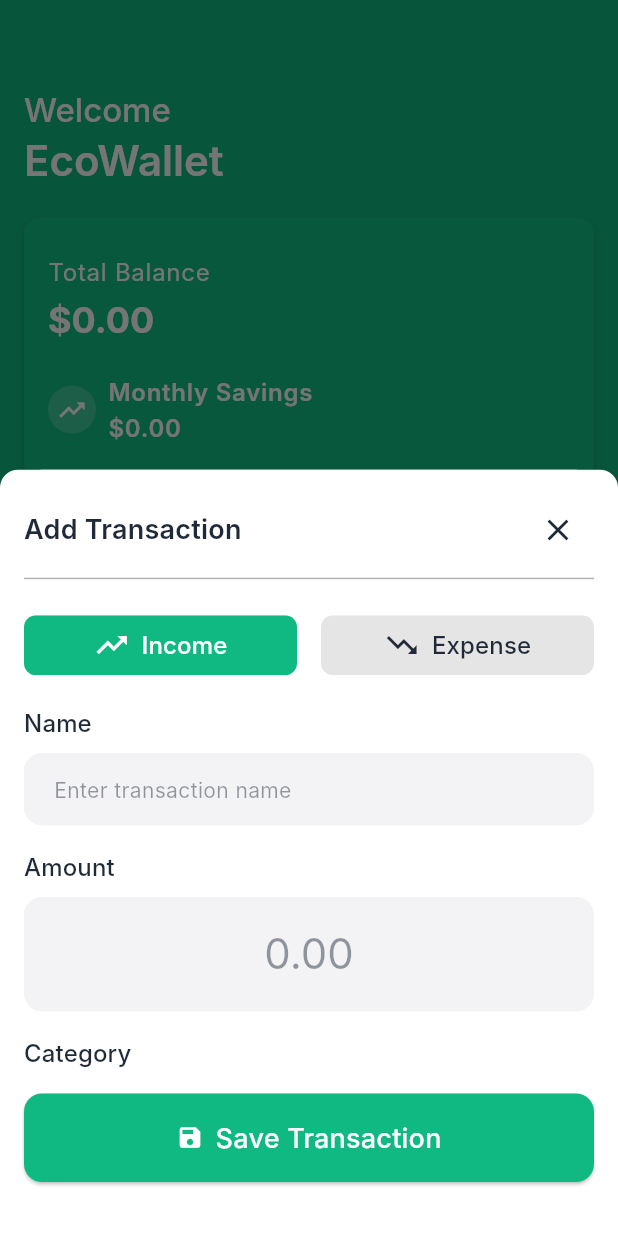
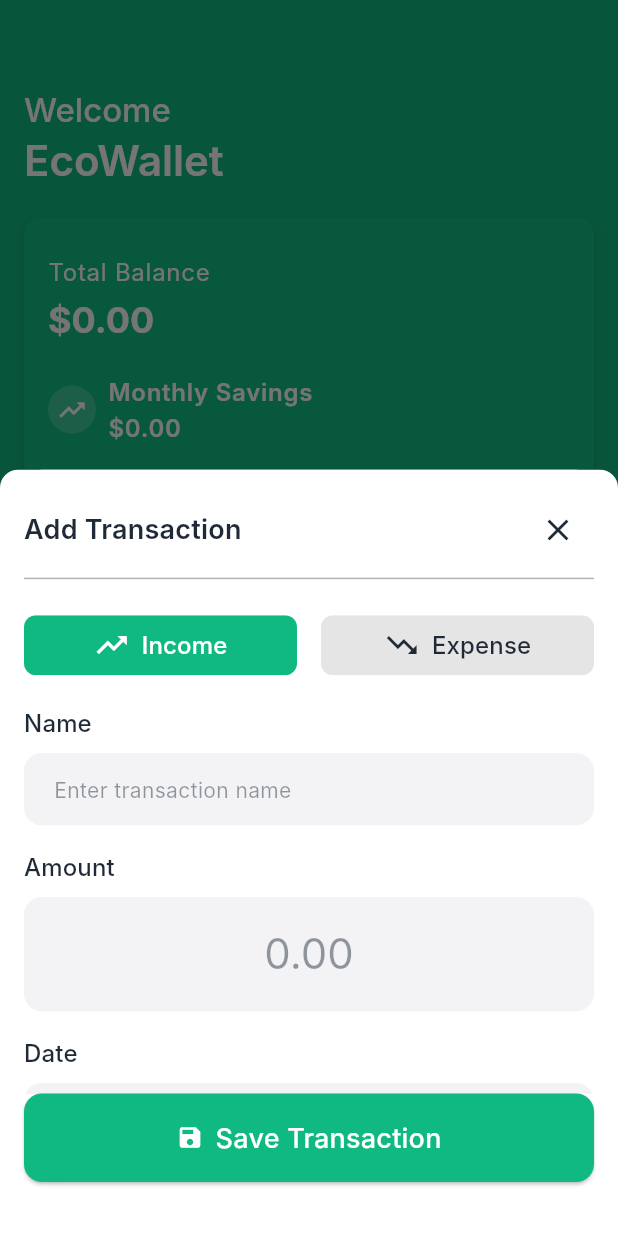
Before and after one commit to SimpleG20/EcoWallet-Mobile, a Flutter app: the screen it shows after launch, after a tap on "Income", on a phone screen of 412 x 824 dp. Run offline on Flutter 3.47's test engine with Material 3 defaults, Android fonts, the phone set to English and light mode, and no system bars; our stand-ins replace equatable, flutter_bloc, fpdart, get_it, sqflite; accounts and stored records are empty; Roboto replaces fonts that are missing (Inter).

Commit message:
Add transaction editing and improve transaction form UX
Implemented the ability to edit existing transactions by passing a transaction to edit into AddTransactionPage. Improved form initialization, currency formatting, and error handling. Updated localization files to add a category hint. Adjusted transaction card colors for better distinction between income and expense.

```diff
--- a/lib/features/wallet/presentation/pages/add_transaction_page.dart
+++ b/lib/features/wallet/presentation/pages/add_transaction_page.dart
@@ -1,3 +1,4 @@
+import 'package:eco_wallet/core/utils/app_formatters.dart';
 import 'package:uuid/uuid.dart';
 
 import 'package:flutter/material.dart';
@@ -10,9 +11,11 @@ import '../bloc/wallet_bloc.dart';
 import '../../../../l10n/app_localizations.dart';
 
 class AddTransactionPage extends StatefulWidget {
-  const AddTransactionPage({super.key, required this.transactionType});
+  const AddTransactionPage(
+      {super.key, required this.transactionType, this.transactionToEdit});
 
   final ETransactionType transactionType;
+  final Transaction? transactionToEdit;
 
   @override
   State<AddTransactionPage> createState() => _AddTransactionPageState();
@@ -26,12 +29,37 @@ class _AddTransactionPageState extends State<AddTransactionPage> {
   final _formKey = GlobalKey<FormState>();
   final _amountController = TextEditingController();
   final _nameController = TextEditingController();
-  final _categoryController = TextEditingController();
+
+  bool _isInitialized = false;
+  bool get isEditing => widget.transactionToEdit != null;
 
   @override
   void initState() {
     super.initState();
     _transactionType = widget.transactionType;
+  }
+
+  @override
+  void didChangeDependencies() {
+    super.didChangeDependencies();
+
+    if (!_isInitialized) {
+      if (isEditing) {
+        final transaction = widget.transactionToEdit!;
+
+        double value = transaction.amount + (transaction.cents / 100);
+        final loc = AppLocalizations.of(context)!;
+
+        _nameController.text = transaction.name;
+        _amountController.text = AppFormatters.formatCurrency(
+            value, loc.localeName); //, noSymbol: true);
+        _selectedDate = transaction.date;
+        _selectedTransactionCategory = transaction.category;
+        _transactionType = transaction.type;
+      }
+
+      _isInitialized = true;
+    }
   }
 
   @override
@@ -52,26 +80,7 @@ class _AddTransactionPageState extends State<AddTransactionPage> {
       padding: const EdgeInsets.all(16.0),
       child: Column(
         children: [
-          Row(
-            mainAxisAlignment: MainAxisAlignment.spaceBetween,
-            children: [
-              Text(
-                loc.addTransaction,
-                style: theme.textTheme.titleMedium
-                    ?.copyWith(fontWeight: FontWeight.w600),
-              ),
-              IconButton(
-                icon: const Icon(Icons.close),
-                onPressed: () => Navigator.of(context).pop(),
-              ),
-            ],
-          ),
-          const SizedBox(height: 8),
-          Container(
-            height: 1,
-            width: double.infinity,
-            color: theme.colorScheme.outlineVariant,
-          ),
+          _buildHeader(context),
           Expanded(
             child: SingleChildScrollView(
               child: Form(
@@ -87,19 +96,51 @@ class _AddTransactionPageState extends State<AddTransactionPage> {
                     const SizedBox(height: 16),
                     _buildAmountField(loc, theme),
                     const SizedBox(height: 16),
+                    _buildDatePicker(context),
+                    const SizedBox(height: 16),
                     _buildCategoryPicker(context),
-                    const SizedBox(height: 16),
-                    _buildDatePicker(context),
                     const SizedBox(height: 24)
                   ],
                 ),
               ),
             ),
           ),
-          _buildSaveButton(theme, loc),
+          _buildSubmitBtn(theme, loc),
           const SizedBox(height: 20),
         ],
       ),
+    );
+  }
+
+  Widget _buildHeader(BuildContext context) {
+    final loc = AppLocalizations.of(context)!;
+    final theme = Theme.of(context);
+
+    return Column(
+      children: [
+        Row(
+          mainAxisAlignment: MainAxisAlignment.spaceBetween,
+          children: [
+            Text(
+              widget.transactionToEdit != null
+                  ? loc.editTransaction
+                  : loc.addTransaction,
+              style: theme.textTheme.titleMedium
+                  ?.copyWith(fontWeight: FontWeight.w600),
+            ),
+            IconButton(
+              icon: const Icon(Icons.close),
+              onPressed: () => Navigator.of(context).pop(),
+            ),
+          ],
+        ),
+        const SizedBox(height: 8),
+        Container(
+          height: 1,
+          width: double.infinity,
+          color: theme.colorScheme.outlineVariant,
+        ),
+      ],
     );
   }
 
@@ -192,6 +233,16 @@ class _AddTransactionPageState extends State<AddTransactionPage> {
         ),
         const SizedBox(height: 8),
         TextFormField(
+          errorBuilder: (context, errorText) => Padding(
+            padding: const EdgeInsets.only(top: 8.0),
+            child: FittedBox(
+              child: Text(
+                errorText,
+                style: theme.textTheme.bodyMedium
+                    ?.copyWith(color: theme.colorScheme.error),
+              ),
+            ),
+          ),
           decoration: InputDecoration(
             hintText: loc.formNameHint,
             hintStyle: theme.textTheme.bodyMedium?.copyWith(
@@ -222,7 +273,18 @@ class _AddTransactionPageState extends State<AddTransactionPage> {
             controller: _amountController,
             cursorColor: theme.colorScheme.onSurface,
             style: theme.textTheme.headlineMedium,
-            keyboardType: TextInputType.number,
+            keyboardType: TextInputType.numberWithOptions(decimal: true),
+            inputFormatters: [
+              CurrencyInputFormatter(locale: loc.localeName),
+            ],
+            errorBuilder: (context, errorText) => Padding(
+                  padding: const EdgeInsets.only(top: 8.0),
+                  child: Text(
+                    errorText,
+                    style: theme.textTheme.bodySmall
+                        ?.copyWith(color: theme.colorScheme.error),
+                  ),
+                ),
             decoration: InputDecoration(
               hintText: _amountController.text.isEmpty ? "0.00" : null,
               hintStyle: theme.textTheme.headlineMedium?.copyWith(
@@ -261,23 +323,12 @@ class _AddTransactionPageState extends State<AddTransactionPage> {
           itemBuilder: (context, index) {
             final category = CategoryRepository.getCategoryByIndex(index);
             return _buildCategoryItem(
-                theme, index, CategoryRepository.getIcon(category), CategoryRepository.getLabel(category, loc));
+                theme,
+                index,
+                CategoryRepository.getIcon(category),
+                CategoryRepository.getLabel(category, loc));
           },
         ),
-        if (CategoryRepository.isOthersCategory(_selectedTransactionCategory, loc))
-          Column(
-            children: [
-              const SizedBox(height: 16),
-              TextField(
-                controller: _categoryController,
-                decoration: InputDecoration(
-                  border: OutlineInputBorder(
-                    borderRadius: BorderRadius.circular(8.0),
-                  ),
-                ),
-              ),
-            ],
-          )
       ],
     );
   }
@@ -368,7 +419,7 @@ class _AddTransactionPageState extends State<AddTransactionPage> {
     }
   }
 
-  Widget _buildSaveButton(ThemeData theme, AppLocalizations loc) {
+  Widget _buildSubmitBtn(ThemeData theme, AppLocalizations loc) {
     return SizedBox(
       width: double.infinity,
       child: ElevatedButton(
@@ -403,24 +454,17 @@ class _AddTransactionPageState extends State<AddTransactionPage> {
 
     if (_selectedTransactionCategory.isEmpty) {
       ScaffoldMessenger.of(context).showSnackBar(
-        SnackBar(content: Text(loc.errorCategoryEmpty)),
+        SnackBar(
+          content: Text(loc.errorCategoryEmpty),
+          behavior: SnackBarBehavior.floating,
+          margin: const EdgeInsets.all(16.0),
+        ),
       );
       return;
     }
 
-    String finalCategory = _selectedTransactionCategory;
-    if (CategoryRepository.isOthersCategory(_selectedTransactionCategory, loc)) {
-      if (_categoryController.text.isEmpty) {
-        ScaffoldMessenger.of(context).showSnackBar(
-          SnackBar(content: Text(loc.errorCategoryEmpty)),
-        );
-        return;
-      } else {
-        finalCategory = _categoryController.text;
-      }
-    }
-
-    final value = double.tryParse(_amountController.text) ?? 0.0;
+    final value =
+        AppFormatters.getCurrencyValue(_amountController.text, loc.localeName);
     int amount = value.floor();
     int cents = ((value - amount) * 100).round();
 
@@ -429,7 +473,7 @@ class _AddTransactionPageState extends State<AddTransactionPage> {
         : ETransactionType.expense;
 
     const uuid = Uuid();
-    final id = uuid.v4();
+    final id = isEditing ? widget.transactionToEdit!.id : uuid.v4();
 
     final newTransaction = Transaction(
       id: id,
@@ -438,11 +482,14 @@ class _AddTransactionPageState extends State<AddTransactionPage> {
       cents: cents,
       date: _selectedDate,
       type: entityType,
-      category: finalCategory,
+      category: _selectedTransactionCategory,
     );
 
-    context.read<WalletBloc>().add(AddTransactionEvent(newTransaction));
-
+    if (isEditing) {
+      context.read<WalletBloc>().add(UpdateTransactionEvent(newTransaction));
+    } else {
+      context.read<WalletBloc>().add(AddTransactionEvent(newTransaction));
+    }
     Navigator.of(context).pop();
   }
 }
--- a/lib/features/wallet/presentation/pages/wallet_page.dart
+++ b/lib/features/wallet/presentation/pages/wallet_page.dart
@@ -125,7 +125,8 @@ class WalletPage extends StatelessWidget {
     );
   }
 
-  void _showAddTransactionModal(BuildContext context, ETransactionType type) {
+  void _showAddTransactionModal(BuildContext context, ETransactionType type,
+      {Transaction? transactionToEdit}) {
     final walletBloc = context.read<WalletBloc>();
     showModalBottomSheet(
       context: context,
@@ -134,6 +135,7 @@ class WalletPage extends StatelessWidget {
         value: walletBloc,
         child: AddTransactionPage(
           transactionType: type,
+          transactionToEdit: transactionToEdit,
         ),
       ),
     );
@@ -221,7 +223,11 @@ class WalletPage extends StatelessWidget {
                       child: TransactionCard(
                         transaction: transaction,
                         onTap: () {
-                          // TODO: Navigate to transaction details
+                          _showAddTransactionModal(
+                            context,
+                            transaction.type,
+                            transactionToEdit: transaction,
+                          );
                         },
                       ),
                     );
--- a/lib/l10n/app_en.arb
+++ b/lib/l10n/app_en.arb
@@ -35,6 +35,7 @@
   "lbBills": "Bills",
   "lbOthers": "Others",
   "formNameHint": "Enter transaction name",
+  "formCategoryHint": "Write the category",
   "msgTransactionAdded": "Transaction added successfully.",
   "msgTransactionUpdated": "Transaction updated successfully.",
   "msgTransactionDeleted": "Transaction deleted successfully.",
--- a/lib/l10n/app_localizations.dart
+++ b/lib/l10n/app_localizations.dart
@@ -308,6 +308,12 @@ abstract class AppLocalizations {
   /// **'Enter transaction name'**
   String get formNameHint;
 
+  /// No description provided for @formCategoryHint.
+  ///
+  /// In en, this message translates to:
+  /// **'Write the category'**
+  String get formCategoryHint;
+
   /// No description provided for @msgTransactionAdded.
   ///
   /// In en, this message translates to:
--- a/lib/l10n/app_localizations_en.dart
+++ b/lib/l10n/app_localizations_en.dart
@@ -114,6 +114,9 @@ class AppLocalizationsEn extends AppLocalizations {
   String get formNameHint => 'Enter transaction name';
 
   @override
+  String get formCategoryHint => 'Write the category';
+
+  @override
   String get msgTransactionAdded => 'Transaction added successfully.';
 
   @override
--- a/lib/l10n/app_localizations_pt.dart
+++ b/lib/l10n/app_localizations_pt.dart
@@ -114,6 +114,9 @@ class AppLocalizationsPt extends AppLocalizations {
   String get formNameHint => 'Insira o nome da transação';
 
   @override
+  String get formCategoryHint => 'Escreva a categoria';
+
+  @override
   String get msgTransactionAdded => 'Transação adicionada com sucesso.';
 
   @override
--- a/lib/l10n/app_pt.arb
+++ b/lib/l10n/app_pt.arb
@@ -35,6 +35,7 @@
   "lbBills": "Contas",
   "lbOthers": "Outros",
   "formNameHint": "Insira o nome da transação",
+  "formCategoryHint": "Escreva a categoria",
   "msgTransactionAdded": "Transação adicionada com sucesso.",
   "msgTransactionUpdated": "Transação atualizada com sucesso.",
   "msgTransactionDeleted": "Transação removida com sucesso.",
```
Also changed, not shown: lib/features/wallet/presentation/widgets/transaction_card.dart (+3 -4 lines).
